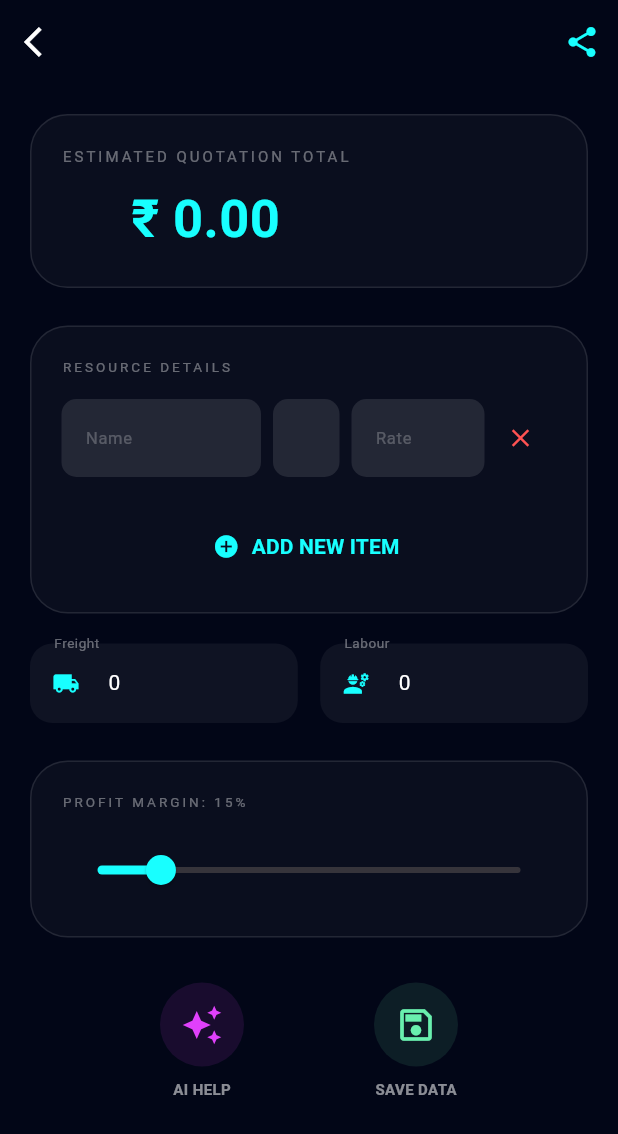
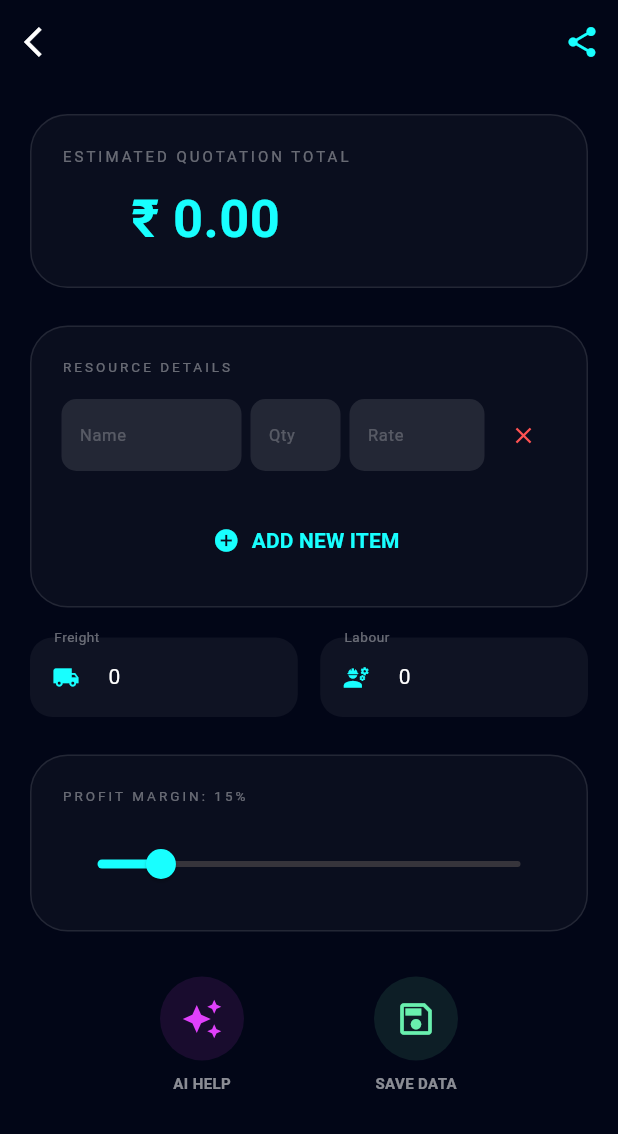
Before and after one commit to dippy79/SmartTender, a Flutter app: the TenderDetailsScreen screen opened directly with empty values, on a phone screen of 412 x 824 dp. Shown: the top 1134 px of the screen. Run offline on Flutter 3.47's test engine with Material 3 defaults, Android fonts, the phone set to English and light mode, and no system bars; our stand-ins replace fl_chart, pdf, printing, supabase_flutter; accounts and stored records are empty.

Commit message:
Fixed responsive issue for Qty and Rate boxes

```diff
--- a/lib/screens/tender_details_screen.dart
+++ b/lib/screens/tender_details_screen.dart
@@ -197,12 +197,24 @@ class _TenderDetailsScreenState extends State<TenderDetailsScreen> {
       padding: const EdgeInsets.only(bottom: 12),
       child: Row(
         children: [
-          Expanded(flex: 3, child: _tableField("Name", (v) => items[index]['name'] = v)),
-          const SizedBox(width: 8),
-          Expanded(flex: 1, child: _tableField("Qty", (v) => setState(() => items[index]['qty'] = int.tryParse(v) ?? 0), isNum: true)),
-          const SizedBox(width: 8),
-          Expanded(flex: 2, child: _tableField("Rate", (v) => setState(() => items[index]['rate'] = double.tryParse(v) ?? 0.0), isNum: true)),
-          IconButton(icon: const Icon(Icons.close, color: Colors.redAccent, size: 20), onPressed: () => setState(() => items.removeAt(index))),
+          // Name field ko thoda zyada space (flex: 4)
+          Expanded(flex: 4, child: _tableField("Name", (v) => items[index]['name'] = v)),
+          const SizedBox(width: 6),
+
+          // Qty field - Iska flex aur padding balance kiya hai
+          Expanded(flex: 2, child: _tableField("Qty", (v) => setState(() => items[index]['qty'] = int.tryParse(v) ?? 0), isNum: true)),
+          const SizedBox(width: 6),
+
+          // Rate field
+          Expanded(flex: 3, child: _tableField("Rate", (v) => setState(() => items[index]['rate'] = double.tryParse(v) ?? 0.0), isNum: true)),
+
+          // Delete Button
+          IconButton(
+            constraints: const BoxConstraints(), // Padding hatane ke liye
+            padding: const EdgeInsets.only(left: 4),
+            icon: const Icon(Icons.close, color: Colors.redAccent, size: 18),
+            onPressed: () => setState(() => items.removeAt(index))
+          ),
         ],
       ),
     );
@@ -213,7 +225,15 @@ class _TenderDetailsScreenState extends State<TenderDetailsScreen> {
       onChanged: onC,
       keyboardType: isNum ? TextInputType.number : TextInputType.text,
       style: const TextStyle(color: Colors.white, fontSize: 13),
-      decoration: InputDecoration(hintText: hint, hintStyle: const TextStyle(color: Colors.white24, fontSize: 11), filled: true, fillColor: Colors.white10, border: OutlineInputBorder(borderRadius: BorderRadius.circular(10), borderSide: BorderSide.none)),
+      decoration: InputDecoration(
+        hintText: hint,
+        hintStyle: const TextStyle(color: Colors.white24, fontSize: 11),
+        filled: true,
+        fillColor: Colors.white10,
+        // YAHAN CHANGE HAI: Content padding kam ki hai taaki text dikhe
+        contentPadding: const EdgeInsets.symmetric(horizontal: 8, vertical: 8),
+        border: OutlineInputBorder(borderRadius: BorderRadius.circular(10), borderSide: BorderSide.none),
+      ),
     );
   }
 
```
